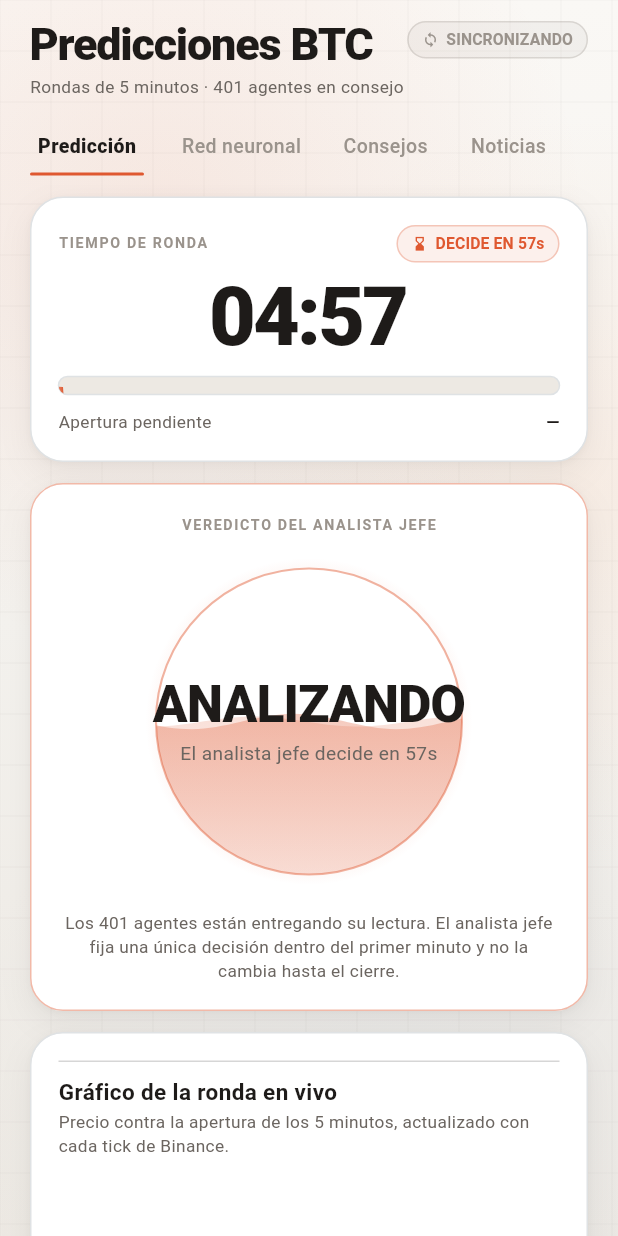
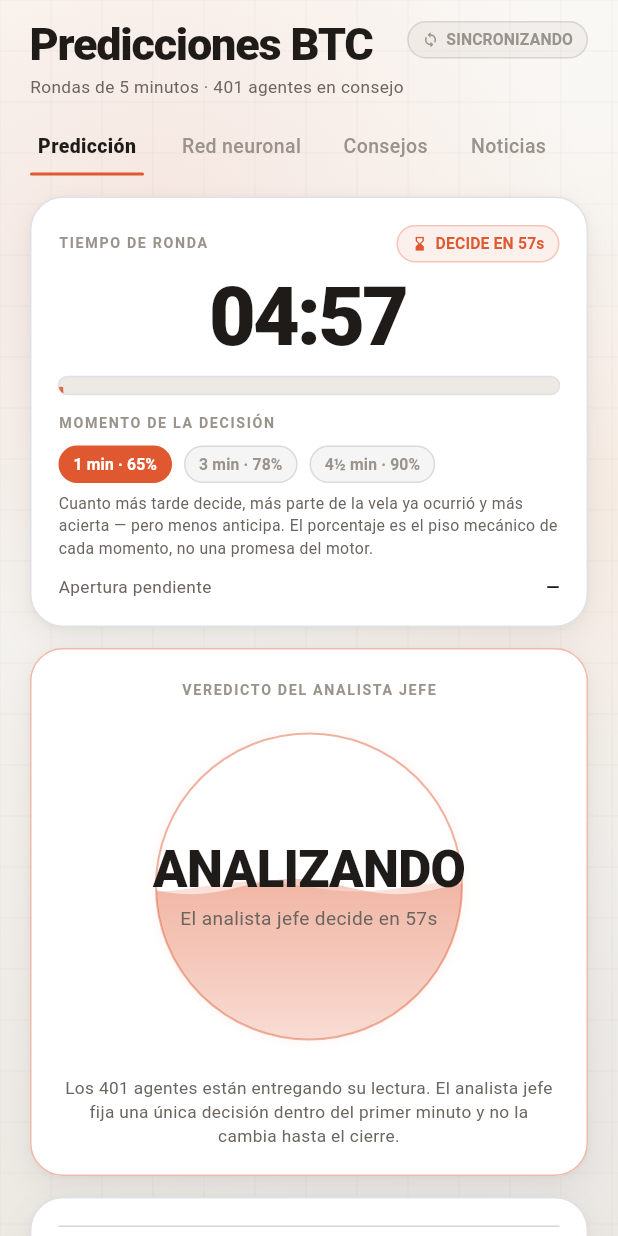
Before and after one commit to alonsoarancibia281-stack/Nexora, a Flutter app: the PulseScreen screen opened by its route, after a tap on "Predicción", on a phone screen of 412 x 824 dp. Run offline on Flutter 3.47's test engine with Material 3 defaults, Android fonts, the phone set to English and light mode, and no system bars; our stand-ins replace flutter_riverpod, go_router, shared_preferences, supabase_flutter; accounts and stored records are empty; network calls fail.

Commit message:
feat(pulse): la frontera anticipación-acierto, medida y elegible
El techo de una predicción a mitad de vela no lo pone el modelo sino la
aritmética: en el instante de la llamada ya ocurrió una fracción t/T de la
vela, así que incluso sin habilidad predictiva alguna la parte realizada
decide el cierre con probabilidad ½+arcsin(√(t/T))/π. Son 64,8% al minuto
uno, 71,8% a los dos, 78,2% a los tres, 85,2% a los cuatro y 89,8% a los
cuatro y medio. Esperar compra acierto; no compra clarividencia.

El analista jefe pasa a tener ventana configurable y publica ese techo. La
pantalla ofrece tres momentos —1 min, 3 min y 4½ min— con su piso mecánico a
la vista, para que la elección entre anticipar y acertar sea explícita y del
usuario, no una constante escondida en el código.

El banco de pruebas gana --frontier, que barre 60/120/180/240/270 segundos y
mide el motor completo en cada punto de la curva.

Co-Authored-By: Claude Opus 5 <noreply@anthropic.com>
Claude-Session: https://claude.ai/code/session_01Q1QGhsQDHe19KFRTQgj1rR

```diff
--- a/lib/features/pulse/domain/pulse_chief_analyst.dart
+++ b/lib/features/pulse/domain/pulse_chief_analyst.dart
@@ -129,13 +129,28 @@ class ChiefVerdict {
 /// remaining four minutes. It does not revise afterwards: a call that keeps
 /// changing is not a call.
 class PulseChiefAnalyst {
-  const PulseChiefAnalyst();
+  const PulseChiefAnalyst({this.decisionWindowSeconds = defaultWindowSeconds});
 
   /// Length of the deliberation window, in seconds.
-  static const int decisionWindowSeconds = 60;
+  ///
+  /// This is the single most consequential number in the whole system, and the
+  /// reason is arithmetic rather than modelling. At the moment of the call a
+  /// fraction t/T of the candle has already happened, so even with no
+  /// predictive skill at all the realised part alone decides the close with
+  /// probability ½ + arcsin(√(t/T))/π — 64.8% at one minute, 78.2% at three,
+  /// 89.8% at four and a half. Waiting buys accuracy; it does not buy insight.
+  final int decisionWindowSeconds;
+
+  static const int defaultWindowSeconds = 60;
 
   /// Round time left when the verdict must be on the table.
-  static const int lockAtSecondsRemaining = 300 - decisionWindowSeconds;
+  int get lockAtSecondsRemaining => 300 - decisionWindowSeconds;
+
+  /// The accuracy the realised fraction alone would deliver, with zero skill.
+  double get mechanicalCeiling {
+    final fraction = (decisionWindowSeconds / 300).clamp(0.0, 1.0).toDouble();
+    return .5 + math.asin(math.sqrt(fraction)) / math.pi;
+  }
 
   /// Recency half-life inside the decision window, in seconds.
   static const double recencyHalfLifeSeconds = 22;
--- a/lib/features/pulse/presentation/pulse_screen.dart
+++ b/lib/features/pulse/presentation/pulse_screen.dart
@@ -71,7 +71,10 @@ class _PulseScreenState extends State<PulseScreen> {
   final _archive = const PulsePatternArchive();
   final _fusion = const PulseConsensusEngine();
   final _auditBoard = const PulseAuditBoard();
-  final _chief = const PulseChiefAnalyst();
+
+  /// When the chief locks the call. Anticipation and accuracy trade off along
+  /// a fixed curve, so this is a choice the user gets to make.
+  PulseChiefAnalyst _chief = const PulseChiefAnalyst();
   final _evolutionEngine = const PulseEvolutionEngine();
   final _features = const PulseFeatureFactory();
 
@@ -585,7 +588,7 @@ class _PulseScreenState extends State<PulseScreen> {
         if (_deliberation.length > 40) _deliberation.removeAt(0);
 
         if (_verdict == null &&
-            seconds <= PulseChiefAnalyst.lockAtSecondsRemaining) {
+            seconds <= _chief.lockAtSecondsRemaining) {
           _decisionVotes = ensemble.votes;
           _verdict = _chief.decide(
             samples: _deliberation,
@@ -714,8 +717,8 @@ class _PulseScreenState extends State<PulseScreen> {
   /// Seconds left in the chief analyst's one-minute decision window.
   int get _decisionSecondsLeft {
     final elapsed = 300 - _remainingSeconds;
-    final left = PulseChiefAnalyst.decisionWindowSeconds - elapsed;
-    return left.clamp(0, PulseChiefAnalyst.decisionWindowSeconds);
+    final left = _chief.decisionWindowSeconds - elapsed;
+    return left.clamp(0, _chief.decisionWindowSeconds);
   }
 
   bool get _deciding => _verdict == null;
@@ -899,6 +902,8 @@ class _PulseScreenState extends State<PulseScreen> {
           ),
           const SizedBox(height: 12),
           LiquidWaveBar(value: _roundProgress),
+          const SizedBox(height: 12),
+          _decisionModeSelector(),
           const SizedBox(height: 10),
           Row(
             mainAxisAlignment: MainAxisAlignment.spaceBetween,
@@ -922,6 +927,52 @@ class _PulseScreenState extends State<PulseScreen> {
           ),
         ],
       ),
+    );
+  }
+
+  /// Anticipation versus accuracy. The percentages are what the realised
+  /// fraction of the candle delivers on its own at each moment, so they are the
+  /// floor the engine works from, not a promise.
+  Widget _decisionModeSelector() {
+    const options = <int>[60, 180, 270];
+    const labels = <String>['1 min', '3 min', '4½ min'];
+    return Column(
+      crossAxisAlignment: CrossAxisAlignment.start,
+      children: [
+        const Text('MOMENTO DE LA DECISIÓN', style: LiquidType.micro),
+        const SizedBox(height: 8),
+        Row(
+          children: [
+            for (var i = 0; i < options.length; i++)
+              Padding(
+                padding: const EdgeInsets.only(right: 8),
+                child: GestureDetector(
+                  onTap: _verdict != null
+                      ? null
+                      : () => setState(() =>
+                          _chief = PulseChiefAnalyst(
+                              decisionWindowSeconds: options[i])),
+                  child: LiquidChip(
+                    label:
+                        '${labels[i]} · ${(PulseChiefAnalyst(decisionWindowSeconds: options[i]).mechanicalCeiling * 100).toStringAsFixed(0)}%',
+                    dense: true,
+                    filled: _chief.decisionWindowSeconds == options[i],
+                    color: _chief.decisionWindowSeconds == options[i]
+                        ? LiquidPalette.primary
+                        : LiquidPalette.inkFaint,
+                  ),
+                ),
+              ),
+          ],
+        ),
+        const SizedBox(height: 6),
+        Text(
+          'Cuanto más tarde decide, más parte de la vela ya ocurrió y más '
+          'acierta — pero menos anticipa. El porcentaje es el piso mecánico de '
+          'cada momento, no una promesa del motor.',
+          style: LiquidType.caption.copyWith(fontSize: 10.5),
+        ),
+      ],
     );
   }
 
```
Also changed, not shown: tool/backtest.dart (+52 -6 lines), 2 other files.
